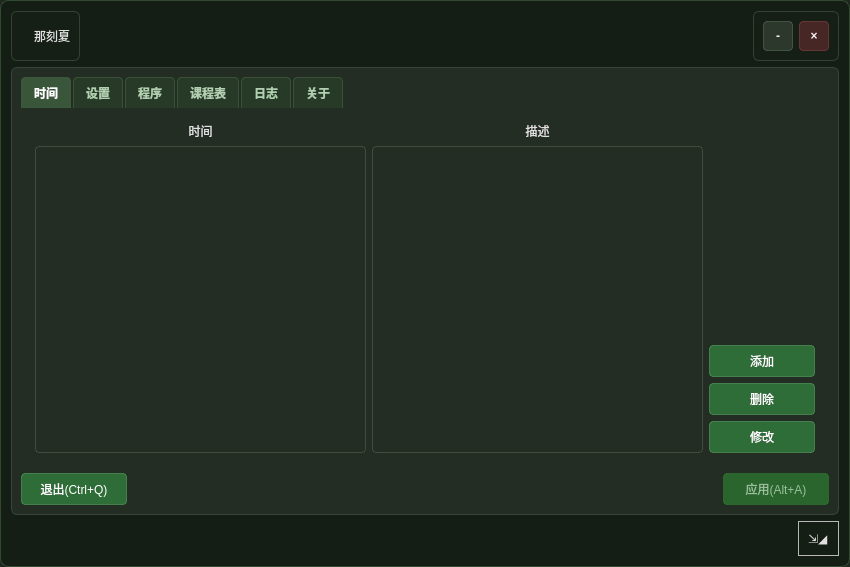
The window that UIs/settings.ui (ZYOctopuszy/TimeTipper) describes before a commit, drawn with Qt 5.
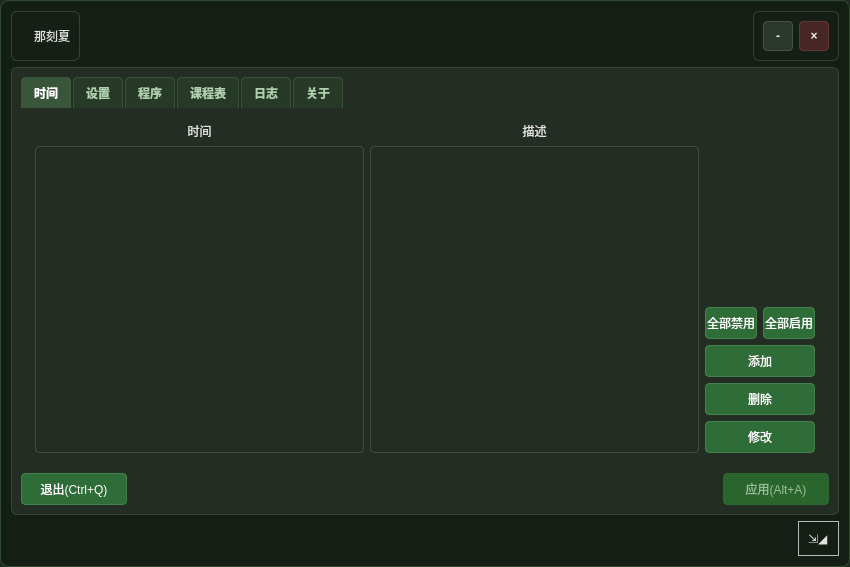
The same window after the commit. The open tabs and pages were chosen to show the change. Icons and pictures are not drawn.

```diff
--- a/UIs/settings.ui
+++ b/UIs/settings.ui
@@ -87,6 +87,9 @@
 }
 
 /* 特殊按钮样式 */
+QPushButton#all_disable, QPushButton#all_enable {
+    padding: 6px -15px;;
+}
 QPushButton#is_active {
     background-color: rgba(80, 160, 90, 0.85);
     border-color: rgba(110, 190, 120, 0.7);
@@ -164,6 +167,11 @@
     border: 1px solid rgba(70, 90, 70, 0.6);
     border-radius: 6px;
 }
+QFrame#frame {
+    backgroud-color: rgba(35, 45, 35, 0.0);
+    border: 1px solid rgba(70, 90, 70, 0.6);
+    border-radius: 6px;
+}
 QFrame#frame_3 {
     background-color: rgba(35, 45, 35, 0.8);
     border: 1px solid rgba(70, 90, 70, 0.6);
@@ -505,7 +513,7 @@
          <cursorShape>ArrowCursor</cursorShape>
         </property>
         <property name="currentIndex">
-         <number>3</number>
+         <number>0</number>
         </property>
         <property name="elideMode">
          <enum>Qt::TextElideMode::ElideNone</enum>
@@ -534,17 +542,33 @@
             </property>
            </widget>
           </item>
-          <item row="2" column="3">
-           <widget class="QPushButton" name="add_button">
-            <property name="cursor">
-             <cursorShape>PointingHandCursor</cursorShape>
+          <item row="2" column="4" alignment="Qt::AlignmentFlag::AlignRight">
+           <widget class="QPushButton" name="all_enable">
+            <property name="text">
+             <string>全部启用</string>
             </property>
+           </widget>
+          </item>
+          <item row="0" column="1">
+           <widget class="QLabel" name="time_tip">
+            <property name="sizePolicy">
+             <sizepolicy hsizetype="Preferred" vsizetype="Fixed">
+              <horstretch>0</horstretch>
+              <verstretch>0</verstretch>
+             </sizepolicy>
+            </property>
             <property name="text">
-             <string>添加</string>
+             <string>时间</string>
             </property>
+            <property name="alignment">
+             <set>Qt::AlignmentFlag::AlignCenter</set>
+            </property>
            </widget>
           </item>
-          <item row="1" column="1" rowspan="4">
+          <item row="1" column="2" rowspan="5">
+           <widget class="QTextEdit" name="description"/>
+          </item>
+          <item row="1" column="1" rowspan="5">
            <widget class="QListWidget" name="time_list">
             <property name="cursor" stdset="0">
              <cursorShape>ArrowCursor</cursorShape>
@@ -572,26 +596,34 @@
             </property>
            </widget>
           </item>
-          <item row="1" column="2" rowspan="4">
-           <widget class="QTextEdit" name="description"/>
+          <item row="2" column="3">
+           <widget class="QPushButton" name="all_disable">
+            <property name="text">
+             <string>全部禁用</string>
+            </property>
+           </widget>
           </item>
-          <item row="0" column="1">
-           <widget class="QLabel" name="time_tip">
-            <property name="sizePolicy">
-             <sizepolicy hsizetype="Preferred" vsizetype="Fixed">
-              <horstretch>0</horstretch>
-              <verstretch>0</verstretch>
-             </sizepolicy>
+          <item row="3" column="3" colspan="2">
+           <widget class="QPushButton" name="add_button">
+            <property name="cursor">
+             <cursorShape>PointingHandCursor</cursorShape>
             </property>
             <property name="text">
-             <string>时间</string>
+             <string>添加</string>
             </property>
-            <property name="alignment">
-             <set>Qt::AlignmentFlag::AlignCenter</set>
+           </widget>
+          </item>
+          <item row="4" column="3" colspan="2">
+           <widget class="QPushButton" name="delete_button">
+            <property name="cursor">
+             <cursorShape>PointingHandCursor</cursorShape>
             </property>
+            <property name="text">
+             <string>删除</string>
+            </property>
            </widget>
           </item>
-          <item row="4" column="3">
+          <item row="5" column="3" colspan="2">
            <widget class="QPushButton" name="edit_button">
             <property name="cursor">
              <cursorShape>PointingHandCursor</cursorShape>
@@ -604,16 +636,6 @@
             </property>
            </widget>
           </item>
-          <item row="3" column="3">
-           <widget class="QPushButton" name="delete_button">
-            <property name="cursor">
-             <cursorShape>PointingHandCursor</cursorShape>
-            </property>
-            <property name="text">
-             <string>删除</string>
-            </property>
-           </widget>
-          </item>
          </layout>
         </widget>
         <widget class="QWidget" name="settings">
```
